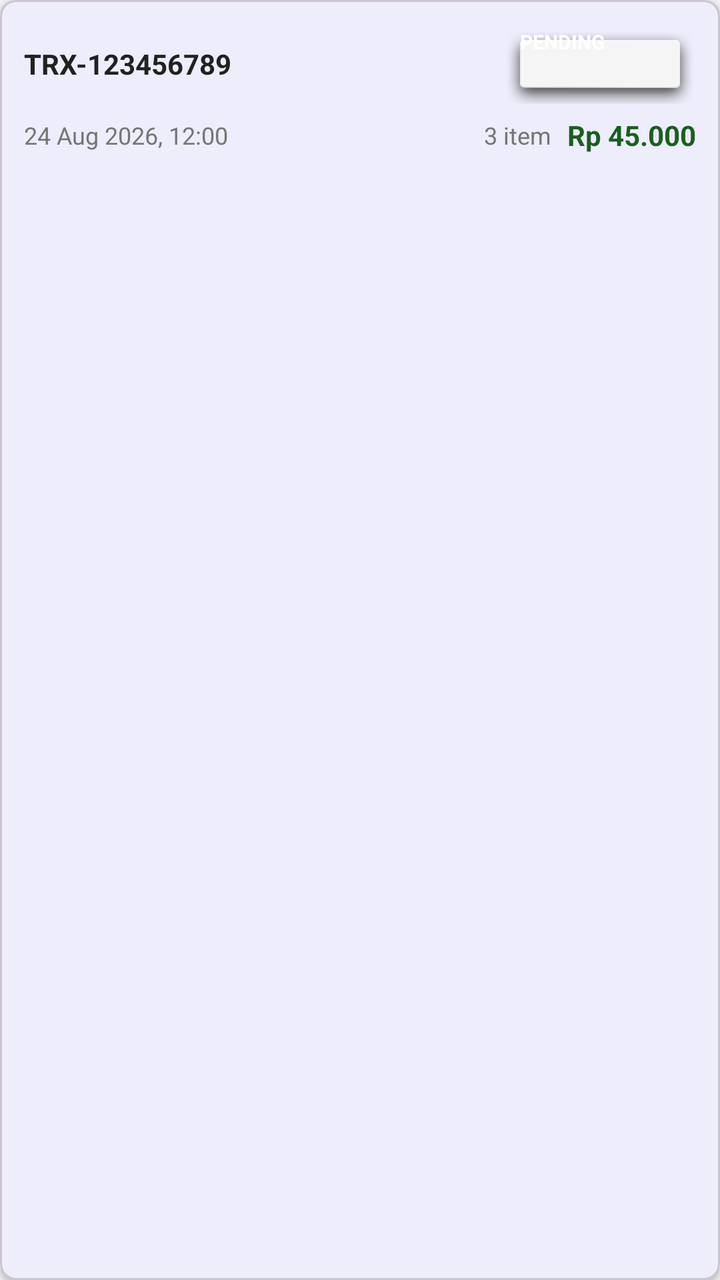
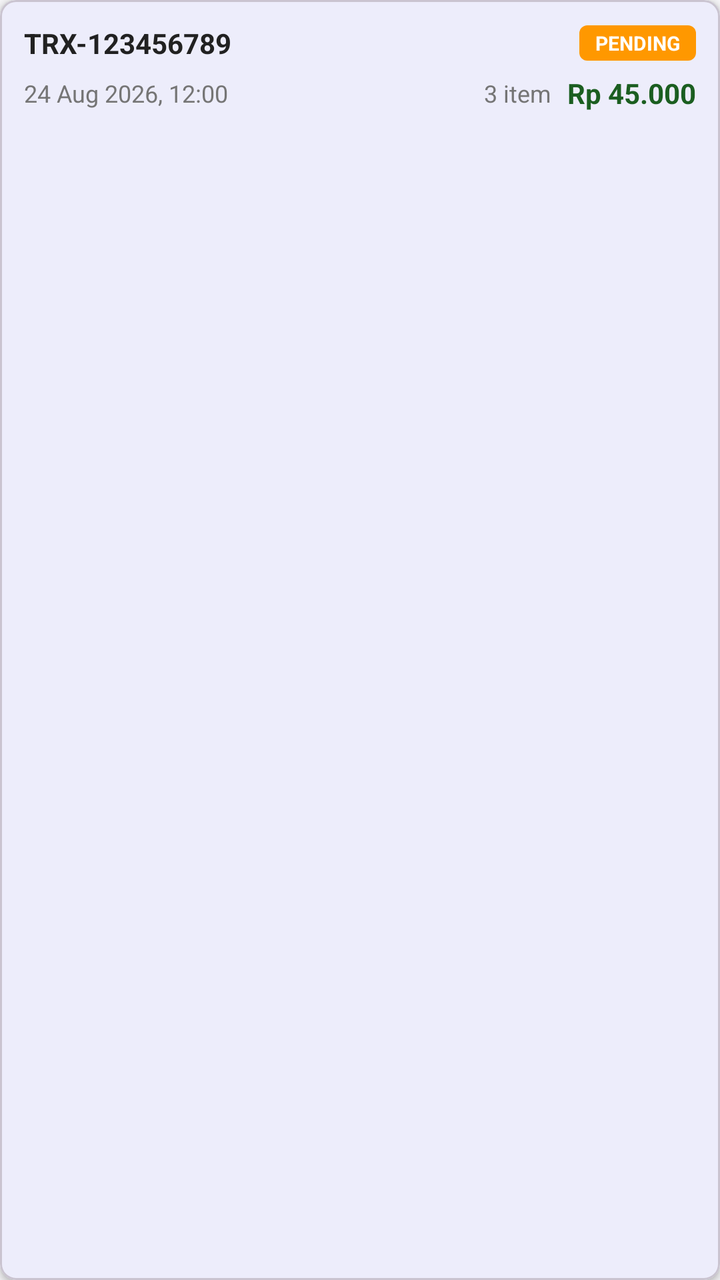

Screens rendered from an Android XML layout before and after an edit, with the pre-edit source and the edit as a unified diff.
<!-- AndroidManifest.xml: application theme Theme.MiniKasir -->
<!-- res/layout/item_transaction.xml -->
<?xml version="1.0" encoding="utf-8"?>
<com.google.android.material.card.MaterialCardView 
    xmlns:android="http://schemas.android.com/apk/res/android"
    xmlns:app="http://schemas.android.com/apk/res-auto"
    android:layout_width="match_parent"
    android:layout_height="wrap_content"
    android:layout_margin="4dp"
    app:cardCornerRadius="8dp"
    app:cardElevation="2dp">

    <LinearLayout
        android:layout_width="match_parent"
        android:layout_height="wrap_content"
        android:orientation="vertical"
        android:padding="12dp">

        <LinearLayout
            android:layout_width="match_parent"
            android:layout_height="wrap_content"
            android:orientation="horizontal"
            android:gravity="center_vertical">

            <TextView
                android:id="@+id/tvTrxCode"
                android:layout_width="0dp"
                android:layout_height="wrap_content"
                android:layout_weight="1"
                android:text="TRX-123456789"
                android:textStyle="bold"
                android:textSize="14sp"
                android:textColor="@color/on_surface" />

            <TextView
                android:id="@+id/tvTrxStatusBadge"
                android:layout_width="wrap_content"
                android:layout_height="wrap_content"
                android:background="@android:drawable/dialog_holo_light_frame"
                android:paddingHorizontal="8dp"
                android:paddingVertical="2dp"
                android:text="PENDING"
                android:textColor="@color/white"
                android:textSize="10sp"
                android:textStyle="bold" />

        </LinearLayout>

        <LinearLayout
            android:layout_width="match_parent"
            android:layout_height="wrap_content"
            android:layout_marginTop="6dp"
            android:orientation="horizontal"
            android:gravity="center_vertical">

            <TextView
                android:id="@+id/tvTrxDate"
                android:layout_width="0dp"
                android:layout_height="wrap_content"
                android:layout_weight="1"
                android:text="24 Aug 2026, 12:00"
                android:textSize="12sp"
                android:textColor="@color/on_surface_variant" />

            <TextView
                android:id="@+id/tvTrxItemCount"
                android:layout_width="wrap_content"
                android:layout_height="wrap_content"
                android:layout_marginEnd="8dp"
                android:text="3 item"
                android:textSize="12sp"
                android:textColor="@color/on_surface_variant" />

            <TextView
                android:id="@+id/tvTrxTotal"
                android:layout_width="wrap_content"
                android:layout_height="wrap_content"
                android:text="Rp 45.000"
                android:textSize="14sp"
                android:textStyle="bold"
                android:textColor="@color/secondary_dark" />

        </LinearLayout>

        <TextView
            android:id="@+id/tvTrxNote"
            android:layout_width="wrap_content"
            android:layout_height="wrap_content"
            android:layout_marginTop="4dp"
            android:text="Catatan: Meja 5"
            android:textSize="11sp"
            android:textColor="@color/on_surface_variant"
            android:visibility="gone" />

    </LinearLayout>

</com.google.android.material.card.MaterialCardView>
<!-- resources referenced by this layout -->
<resources>
  <color name="on_surface">#212121</color>
  <color name="on_surface_variant">#757575</color>
  <color name="secondary_dark">#1B5E20</color>
  <color name="white">#FFFFFF</color>
  <style name="Theme.MiniKasir" parent="Theme.Material3.Light.NoActionBar">
          <item name="colorPrimary">@color/primary</item>
          <item name="colorPrimaryVariant">@color/primary_dark</item>
          <item name="colorSecondary">@color/secondary</item>
          <item name="colorSecondaryVariant">@color/secondary_dark</item>
          <item name="android:statusBarColor">@color/primary_dark</item>
          <item name="android:windowBackground">@color/background</item>
      </style>
  <color name="primary">#1976D2</color>
  <color name="primary_dark">#0D47A1</color>
  <color name="secondary">#388E3C</color>
  <color name="background">#F5F5F7</color>
</resources>

<!-- the commit's change to res/layout/item_transaction.xml (unified diff, before → after) -->
@@ -34,7 +34,7 @@
                 android:id="@+id/tvTrxStatusBadge"
                 android:layout_width="wrap_content"
                 android:layout_height="wrap_content"
-                android:background="@android:drawable/dialog_holo_light_frame"
+                android:background="@drawable/bg_status_badge"
                 android:paddingHorizontal="8dp"
                 android:paddingVertical="2dp"
                 android:text="PENDING"
<!-- resource entries referenced after the edit -->
@@ -4,6 +4,13 @@
   <color name="on_surface_variant">#757575</color>
   <color name="secondary_dark">#1B5E20</color>
   <color name="white">#FFFFFF</color>
+  <!-- drawable bg_status_badge (drawable) -->
+  <?xml version="1.0" encoding="utf-8"?>
+  <shape xmlns:android="http://schemas.android.com/apk/res/android"
+      android:shape="rectangle">
+      <corners android:radius="4dp" />
+      <solid android:color="@color/status_pending" />
+  </shape>
   <style name="Theme.MiniKasir" parent="Theme.Material3.Light.NoActionBar">
           <item name="colorPrimary">@color/primary</item>
           <item name="colorPrimaryVariant">@color/primary_dark</item>
@@ -12,6 +19,7 @@
           <item name="android:statusBarColor">@color/primary_dark</item>
           <item name="android:windowBackground">@color/background</item>
       </style>
+  <color name="status_pending">#FF9800</color>
   <color name="primary">#1976D2</color>
   <color name="primary_dark">#0D47A1</color>
   <color name="secondary">#388E3C</color>
